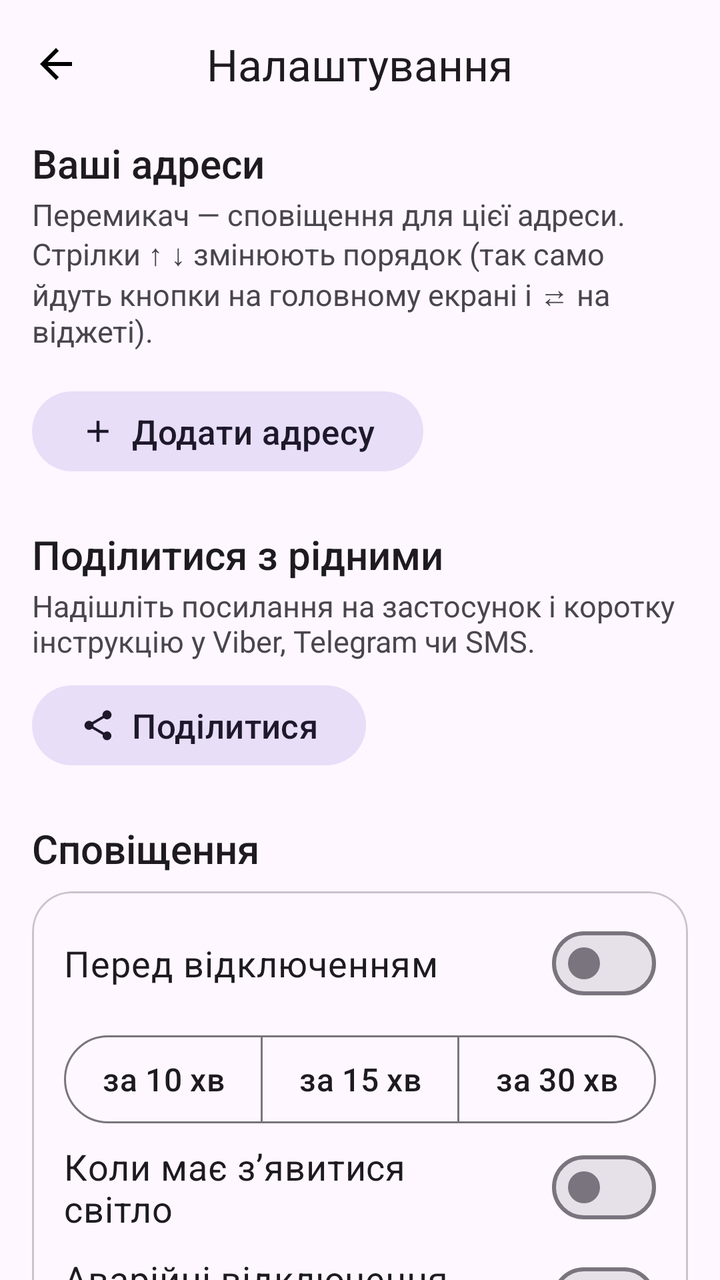
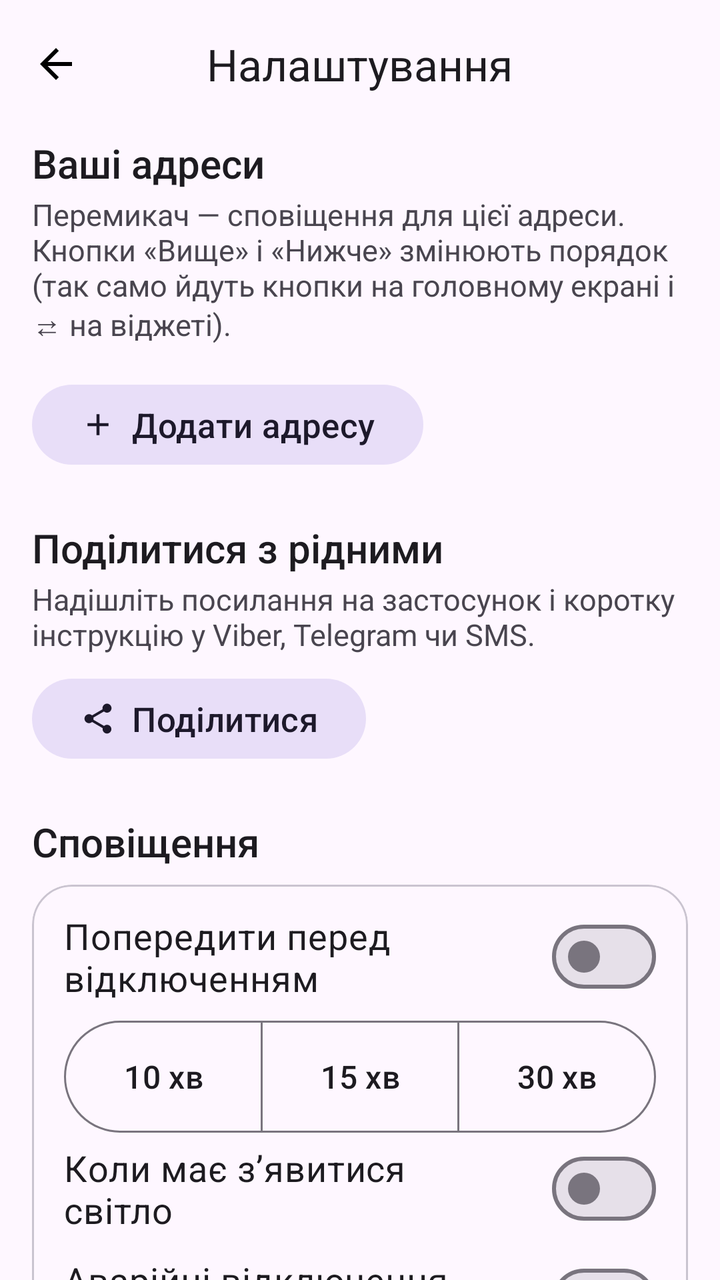

Two renders of the same Android screen: before a commit and after it. Below are the layout's source before the change and the commit's diff.
<!-- AndroidManifest.xml: application theme AppTheme -->
<!-- res/layout/activity_settings.xml -->
<?xml version="1.0" encoding="utf-8"?>

<LinearLayout xmlns:android="http://schemas.android.com/apk/res/android"
    xmlns:app="http://schemas.android.com/apk/res-auto"
    android:id="@+id/settings_root"
    android:layout_width="match_parent"
    android:layout_height="match_parent"
    android:orientation="vertical">

    <com.google.android.material.appbar.MaterialToolbar
        android:id="@+id/toolbar"
        android:layout_width="match_parent"
        android:layout_height="?attr/actionBarSize"
        app:navigationContentDescription="Назад"
        app:navigationIcon="@drawable/ic_arrow_back"
        app:titleCentered="true"
        app:title="Налаштування" />

    <androidx.core.widget.NestedScrollView
        android:layout_width="match_parent"
        android:layout_height="0dp"
        android:layout_weight="1">

        <LinearLayout
            android:id="@+id/settings_content"
            android:layout_width="match_parent"
            android:layout_height="wrap_content"
            android:orientation="vertical"
            android:paddingStart="16dp"
            android:paddingTop="4dp"
            android:paddingEnd="16dp"
            android:paddingBottom="24dp">

            
            <TextView
                android:layout_width="match_parent"
                android:layout_height="wrap_content"
                android:fontFamily="sans-serif-medium"
                android:text="Ваші адреси"
                android:textColor="?attr/colorOnSurface"
                android:textSize="20sp" />

            <TextView
                android:layout_width="match_parent"
                android:layout_height="wrap_content"
                android:layout_marginTop="2dp"
                android:layout_marginBottom="8dp"
                android:text="Перемикач — сповіщення для цієї адреси. Стрілки ↑ ↓ змінюють порядок (так само йдуть кнопки на головному екрані і ⇄ на віджеті)."
                android:textColor="?attr/colorOnSurfaceVariant"
                android:textSize="15sp" />

            <com.google.android.material.card.MaterialCardView
                style="?attr/materialCardViewOutlinedStyle"
                android:layout_width="match_parent"
                android:layout_height="wrap_content"
                app:cardCornerRadius="20dp">

                <LinearLayout
                    android:id="@+id/addr_list"
                    android:layout_width="match_parent"
                    android:layout_height="wrap_content"
                    android:orientation="vertical" />
            </com.google.android.material.card.MaterialCardView>

            <com.google.android.material.button.MaterialButton
                android:id="@+id/btn_add"
                style="@style/Widget.Material3.Button.TonalButton"
                android:layout_width="wrap_content"
                android:layout_height="wrap_content"
                android:layout_marginTop="8dp"
                android:text="Додати адресу"
                android:textSize="17sp"
                app:icon="@drawable/ic_add" />

            
            <TextView
                android:layout_width="match_parent"
                android:layout_height="wrap_content"
                android:layout_marginTop="24dp"
                android:fontFamily="sans-serif-medium"
                android:text="Поділитися з рідними"
                android:textColor="?attr/colorOnSurface"
                android:textSize="20sp" />

            <TextView
                android:layout_width="match_parent"
                android:layout_height="wrap_content"
                android:layout_marginTop="2dp"
                android:text="Надішліть посилання на застосунок і коротку інструкцію у Viber, Telegram чи SMS."
                android:textColor="?attr/colorOnSurfaceVariant"
                android:textSize="15sp" />

            <com.google.android.material.button.MaterialButton
                android:id="@+id/btn_share"
                style="@style/Widget.Material3.Button.TonalButton"
                android:layout_width="wrap_content"
                android:layout_height="wrap_content"
                android:layout_marginTop="8dp"
                android:text="Поділитися"
                android:textSize="17sp"
                app:icon="@drawable/ic_share" />

            
            <TextView
                android:layout_width="match_parent"
                android:layout_height="wrap_content"
                android:layout_marginTop="24dp"
                android:layout_marginBottom="8dp"
                android:fontFamily="sans-serif-medium"
                android:text="Сповіщення"
                android:textColor="?attr/colorOnSurface"
                android:textSize="20sp" />

            <com.google.android.material.card.MaterialCardView
                style="?attr/materialCardViewOutlinedStyle"
                android:layout_width="match_parent"
                android:layout_height="wrap_content"
                app:cardCornerRadius="20dp">

                <LinearLayout
                    android:layout_width="match_parent"
                    android:layout_height="wrap_content"
                    android:orientation="vertical"
                    android:paddingStart="16dp"
                    android:paddingTop="8dp"
                    android:paddingEnd="16dp"
                    android:paddingBottom="12dp">

                    <com.google.android.material.materialswitch.MaterialSwitch
                        android:id="@+id/sw_before"
                        android:layout_width="match_parent"
                        android:layout_height="wrap_content"
                        android:minHeight="56dp"
                        android:text="Перед відключенням"
                        android:textSize="18sp" />

                    <com.google.android.material.button.MaterialButtonToggleGroup
                        android:id="@+id/tg_lead"
                        android:layout_width="match_parent"
                        android:layout_height="wrap_content"
                        android:layout_marginTop="4dp"
                        app:selectionRequired="true"
                        app:singleSelection="true">

                        <com.google.android.material.button.MaterialButton
                            android:id="@+id/chip_10"
                            style="?attr/materialButtonOutlinedStyle"
                            android:layout_width="0dp"
                            android:layout_height="wrap_content"
                            android:layout_weight="1"
                            android:minHeight="52dp"
                            android:paddingStart="4dp"
                            android:paddingEnd="4dp"
                            android:text="за 10 хв"
                            android:textSize="16sp" />

                        <com.google.android.material.button.MaterialButton
                            android:id="@+id/chip_15"
                            style="?attr/materialButtonOutlinedStyle"
                            android:layout_width="0dp"
                            android:layout_height="wrap_content"
                            android:layout_weight="1"
                            android:minHeight="52dp"
                            android:paddingStart="4dp"
                            android:paddingEnd="4dp"
                            android:text="за 15 хв"
                            android:textSize="16sp" />

                        <com.google.android.material.button.MaterialButton
                            android:id="@+id/chip_30"
                            style="?attr/materialButtonOutlinedStyle"
                            android:layout_width="0dp"
                            android:layout_height="wrap_content"
                            android:layout_weight="1"
                            android:minHeight="52dp"
                            android:paddingStart="4dp"
                            android:paddingEnd="4dp"
                            android:text="за 30 хв"
                            android:textSize="16sp" />
                    </com.google.android.material.button.MaterialButtonToggleGroup>

                    <com.google.android.material.materialswitch.MaterialSwitch
                        android:id="@+id/sw_return"
                        android:layout_width="match_parent"
                        android:layout_height="wrap_content"
                        android:minHeight="56dp"
                        android:text="Коли має зʼявитися світло"
                        android:textSize="18sp" />

                    <com.google.android.material.materialswitch.MaterialSwitch
                        android:id="@+id/sw_emergency"
                        android:layout_width="match_parent"
                        android:layout_height="wrap_content"
                        android:minHeight="56dp"
                        android:text="Аварійні відключення (ГАВ, СГАВ)"
                        android:textSize="18sp" />

                    <com.google.android.material.materialswitch.MaterialSwitch
                        android:id="@+id/sw_schedule"
                        android:layout_width="match_parent"
                        android:layout_height="wrap_content"
                        android:minHeight="56dp"
                        android:text="Зміни графіка і графік на завтра"
                        android:textSize="18sp" />

                    <TextView
                        android:layout_width="match_parent"
                        android:layout_height="wrap_content"
                        android:layout_marginTop="12dp"
                        android:text="Перевіряти графік на сайті"
                        android:textColor="?attr/colorOnSurface"
                        android:textSize="18sp" />

                    <com.google.android.material.button.MaterialButtonToggleGroup
                        android:id="@+id/tg_interval"
                        android:layout_width="match_parent"
                        android:layout_height="wrap_content"
                        android:layout_marginTop="4dp"
                        app:selectionRequired="true"
                        app:singleSelection="true">

                        <com.google.android.material.button.MaterialButton
                            android:id="@+id/btn_int_10"
                            style="?attr/materialButtonOutlinedStyle"
                            android:layout_width="0dp"
                            android:layout_height="wrap_content"
                            android:layout_weight="1"
                            android:minHeight="52dp"
                            android:paddingStart="4dp"
                            android:paddingEnd="4dp"
                            android:text="кожні 10 хв"
                            android:textSize="16sp" />

                        <com.google.android.material.button.MaterialButton
                            android:id="@+id/btn_int_5"
                            style="?attr/materialButtonOutlinedStyle"
                            android:layout_width="0dp"
                            android:layout_height="wrap_content"
                            android:layout_weight="1"
                            android:minHeight="52dp"
                            android:paddingStart="4dp"
                            android:paddingEnd="4dp"
                            android:text="кожні 5 хв"
                            android:textSize="16sp" />
                    </com.google.android.material.button.MaterialButtonToggleGroup>

                    <TextView
                        android:layout_width="match_parent"
                        android:layout_height="wrap_content"
                        android:layout_marginTop="4dp"
                        android:text="Поки екран увімкнений. Також дані оновлюються щоразу, коли ви відкриваєте застосунок."
                        android:textColor="?attr/colorOnSurfaceVariant"
                        android:textSize="15sp" />

                    <TextView
                        android:id="@+id/m_battery_hint"
                        android:layout_width="match_parent"
                        android:layout_height="wrap_content"
                        android:layout_marginTop="16dp"
                        android:textColor="?attr/colorOnSurfaceVariant"
                        android:textSize="15sp" />

                    <com.google.android.material.button.MaterialButton
                        android:id="@+id/btn_battery"
                        style="@style/Widget.Material3.Button.TextButton"
                        android:layout_width="match_parent"
                        android:gravity="start|center_vertical"
                        android:paddingStart="0dp"
                        android:layout_height="wrap_content"
                        android:text="Дозволити роботу у фоні"
                        android:textSize="16sp" />

                    <com.google.android.material.button.MaterialButton
                        android:id="@+id/btn_autostart"
                        style="@style/Widget.Material3.Button.TextButton"
                        android:layout_width="match_parent"
                        android:gravity="start|center_vertical"
                        android:paddingStart="0dp"
                        android:layout_height="wrap_content"
                        android:text="Xiaomi: увімкнути «Автозапуск»"
                        android:textSize="16sp"
                        android:visibility="gone" />

                    <com.google.android.material.button.MaterialButton
                        android:id="@+id/btn_miui_popup"
                        style="@style/Widget.Material3.Button.TextButton"
                        android:layout_width="match_parent"
                        android:gravity="start|center_vertical"
                        android:paddingStart="0dp"
                        android:layout_height="wrap_content"
                        android:text="Xiaomi: дозволити відкриття з віджета"
                        android:textSize="16sp"
                        android:visibility="gone" />
                </LinearLayout>
            </com.google.android.material.card.MaterialCardView>

            
            <TextView
                android:layout_width="match_parent"
                android:layout_height="wrap_content"
                android:layout_marginTop="24dp"
                android:layout_marginBottom="8dp"
                android:fontFamily="sans-serif-medium"
                android:text="Віджети"
                android:textColor="?attr/colorOnSurface"
                android:textSize="20sp" />

            <com.google.android.material.card.MaterialCardView
                style="?attr/materialCardViewOutlinedStyle"
                android:layout_width="match_parent"
                android:layout_height="wrap_content"
                app:cardCornerRadius="20dp">

                <LinearLayout
                    android:layout_width="match_parent"
                    android:layout_height="wrap_content"
                    android:orientation="vertical"
                    android:padding="16dp">

                    <TextView
                        android:layout_width="match_parent"
                        android:layout_height="wrap_content"
                        android:text="Розмір тексту на віджеті"
                        android:textColor="?attr/colorOnSurface"
                        android:textSize="18sp" />

                    <com.google.android.material.button.MaterialButtonToggleGroup
                        android:id="@+id/tg_wscale"
                        android:layout_width="match_parent"
                        android:layout_height="wrap_content"
                        android:layout_marginTop="8dp"
                        app:selectionRequired="true"
                        app:singleSelection="true">

                        <com.google.android.material.button.MaterialButton
                            android:id="@+id/chip_ws_s"
                            style="?attr/materialButtonOutlinedStyle"
                            android:layout_width="0dp"
                            android:layout_height="wrap_content"
                            android:layout_weight="1"
                            android:minHeight="52dp"
                            android:paddingStart="4dp"
                            android:paddingEnd="4dp"
                            android:text="A"
                            android:textSize="15sp" />

                        <com.google.android.material.button.MaterialButton
                            android:id="@+id/chip_ws_m"
                            style="?attr/materialButtonOutlinedStyle"
                            android:layout_width="0dp"
                            android:layout_height="wrap_content"
                            android:layout_weight="1"
                            android:minHeight="52dp"
                            android:paddingStart="4dp"
                            android:paddingEnd="4dp"
                            android:text="A"
                            android:textSize="19sp" />

                        <com.google.android.material.button.MaterialButton
                            android:id="@+id/chip_ws_l"
                            style="?attr/materialButtonOutlinedStyle"
                            android:layout_width="0dp"
                            android:layout_height="wrap_content"
                            android:layout_weight="1"
                            android:minHeight="52dp"
                            android:paddingStart="4dp"
                            android:paddingEnd="4dp"
                            android:text="A"
                            android:textSize="23sp" />

                        <com.google.android.material.button.MaterialButton
                            android:id="@+id/chip_ws_xl"
                            style="?attr/materialButtonOutlinedStyle"
                            android:layout_width="0dp"
                            android:layout_height="wrap_content"
                            android:layout_weight="1"
                            android:minHeight="52dp"
                            android:paddingStart="4dp"
                            android:paddingEnd="4dp"
                            android:text="A"
                            android:textSize="27sp" />
                    </com.google.android.material.button.MaterialButtonToggleGroup>

                    <TextView
                        android:id="@+id/m_wscale"
                        android:layout_width="match_parent"
                        android:layout_height="wrap_content"
                        android:layout_marginTop="4dp"
                        android:gravity="center"
                        android:textColor="?attr/colorOnSurfaceVariant"
                        android:textSize="15sp" />

                    <TextView
                        android:layout_width="match_parent"
                        android:layout_height="wrap_content"
                        android:layout_marginTop="12dp"
                        android:text="Утримуйте палець на порожньому місці головного екрана → «Віджети» → «Світло». Є два розміри: великий (4×2) і квадратний (2×2). Новий віджет показує першу адресу зі списку вище.&#10;&#10;Колір віджета показує статус: зелений — світло є, жовтий — можливе відключення, червоний — світла немає.&#10;&#10;Якщо розтягнути великий віджет, він покаже більше найближчих годин.&#10;&#10;Щоб перемкнути адресу на віджеті (Дім ⇄ Робота), торкніться значка ⇄ вгорі віджета. Торкання решти віджета відкриває застосунок на цій адресі.&#10;&#10;Дані на віджеті оновлюються самі приблизно кожні 10 хвилин."
                        android:textColor="?attr/colorOnSurface"
                        android:textSize="16sp" />
                </LinearLayout>
            </com.google.android.material.card.MaterialCardView>

            <TextView
                android:layout_width="match_parent"
                android:layout_height="wrap_content"
                android:layout_marginTop="20dp"
                android:gravity="center"
                android:text="Дані: off.energy.mk.ua (АТ «Миколаївобленерго»). Застосунок показує офіційний графік і не може перевірити, чи справді є світло у вашому будинку."
                android:textColor="?attr/colorOnSurfaceVariant"
                android:textSize="14sp" />

            <com.google.android.material.button.MaterialButton
                android:id="@+id/btn_site"
                style="@style/Widget.Material3.Button.TextButton"
                android:layout_width="wrap_content"
                android:layout_height="wrap_content"
                android:layout_gravity="center_horizontal"
                android:text="Відкрити сайт"
                android:textSize="16sp" />

            <TextView
                android:id="@+id/m_version"
                android:layout_width="match_parent"
                android:layout_height="wrap_content"
                android:gravity="center"
                android:textColor="?attr/colorOnSurfaceVariant"
                android:textSize="14sp" />
        </LinearLayout>
    </androidx.core.widget.NestedScrollView>
</LinearLayout>
<!-- resources referenced by this layout -->
<resources>
  <!-- drawable ic_add (drawable) -->
  <?xml version="1.0" encoding="utf-8"?>
  <vector xmlns:android="http://schemas.android.com/apk/res/android"
      android:width="24dp"
      android:height="24dp"
      android:viewportWidth="24"
      android:viewportHeight="24">
      <path android:fillColor="#FF000000" android:pathData="M19,13h-6v6h-2v-6H5v-2h6V5h2v6h6v2z" />
  </vector>
  <!-- drawable ic_arrow_back (drawable) -->
  <?xml version="1.0" encoding="utf-8"?>
  <vector xmlns:android="http://schemas.android.com/apk/res/android"
      android:width="24dp"
      android:height="24dp"
      android:viewportWidth="24"
      android:viewportHeight="24">
      <path android:fillColor="#FF000000" android:pathData="M20,11H7.83l5.59,-5.59L12,4l-8,8 8,8 1.41,-1.41L7.83,13H20v-2z" />
  </vector>
  <!-- drawable ic_share (drawable) -->
  <?xml version="1.0" encoding="utf-8"?>
  <vector xmlns:android="http://schemas.android.com/apk/res/android"
      android:width="24dp"
      android:height="24dp"
      android:viewportWidth="24"
      android:viewportHeight="24">
      <path android:fillColor="#FF000000" android:pathData="M18,16.08c-0.76,0 -1.44,0.3 -1.96,0.77L8.91,12.7c0.05,-0.23 0.09,-0.46 0.09,-0.7s-0.04,-0.47 -0.09,-0.7l7.05,-4.11c0.54,0.5 1.25,0.81 2.04,0.81 1.66,0 3,-1.34 3,-3s-1.34,-3 -3,-3 -3,1.34 -3,3c0,0.24 0.04,0.47 0.09,0.7L8.04,9.81C7.5,9.31 6.79,9 6,9c-1.66,0 -3,1.34 -3,3s1.34,3 3,3c0.79,0 1.5,-0.31 2.04,-0.81l7.12,4.16c-0.05,0.21 -0.08,0.43 -0.08,0.65 0,1.61 1.31,2.92 2.92,2.92 1.61,0 2.92,-1.31 2.92,-2.92s-1.31,-2.92 -2.92,-2.92z" />
  </vector>
  <style name="AppTheme" parent="Theme.Material3.DayNight.NoActionBar">
          <item name="android:statusBarColor">?attr/colorSurface</item>
          <item name="android:windowLightStatusBar">@bool/light_bars</item>
      </style>
</resources>

<!-- the commit's change to res/layout/activity_settings.xml (unified diff, before → after) -->
@@ -45,7 +45,7 @@
                 android:layout_height="wrap_content"
                 android:layout_marginTop="2dp"
                 android:layout_marginBottom="8dp"
-                android:text="Перемикач — сповіщення для цієї адреси. Стрілки ↑ ↓ змінюють порядок (так само йдуть кнопки на головному екрані і ⇄ на віджеті)."
+                android:text="Перемикач — сповіщення для цієї адреси. Кнопки «Вище» і «Нижче» змінюють порядок (так само йдуть кнопки на головному екрані і ⇄ на віджеті)."
                 android:textColor="?attr/colorOnSurfaceVariant"
                 android:textSize="15sp" />
 
@@ -131,7 +131,7 @@
                         android:layout_width="match_parent"
                         android:layout_height="wrap_content"
                         android:minHeight="56dp"
-                        android:text="Перед відключенням"
+                        android:text="Попередити перед відключенням"
                         android:textSize="18sp" />
 
                     <com.google.android.material.button.MaterialButtonToggleGroup
@@ -146,36 +146,42 @@
                             android:id="@+id/chip_10"
                             style="?attr/materialButtonOutlinedStyle"
                             android:layout_width="0dp"
-                            android:layout_height="wrap_content"
-                            android:layout_weight="1"
-                            android:minHeight="52dp"
-                            android:paddingStart="4dp"
-                            android:paddingEnd="4dp"
-                            android:text="за 10 хв"
+                            android:layout_height="56dp"
+                            android:layout_weight="1"
+                            android:insetTop="0dp"
+                            android:insetBottom="0dp"
+                            android:maxLines="1"
+                            android:paddingStart="4dp"
+                            android:paddingEnd="4dp"
+                            android:text="10 хв"
                             android:textSize="16sp" />
 
                         <com.google.android.material.button.MaterialButton
                             android:id="@+id/chip_15"
                             style="?attr/materialButtonOutlinedStyle"
                             android:layout_width="0dp"
-                            android:layout_height="wrap_content"
-                            android:layout_weight="1"
-                            android:minHeight="52dp"
-                            android:paddingStart="4dp"
-                            android:paddingEnd="4dp"
-                            android:text="за 15 хв"
+                            android:layout_height="56dp"
+                            android:layout_weight="1"
+                            android:insetTop="0dp"
+                            android:insetBottom="0dp"
+                            android:maxLines="1"
+                            android:paddingStart="4dp"
+                            android:paddingEnd="4dp"
+                            android:text="15 хв"
                             android:textSize="16sp" />
 
                         <com.google.android.material.button.MaterialButton
                             android:id="@+id/chip_30"
                             style="?attr/materialButtonOutlinedStyle"
                             android:layout_width="0dp"
-                            android:layout_height="wrap_content"
-                            android:layout_weight="1"
-                            android:minHeight="52dp"
-                            android:paddingStart="4dp"
-                            android:paddingEnd="4dp"
-                            android:text="за 30 хв"
+                            android:layout_height="56dp"
+                            android:layout_weight="1"
+                            android:insetTop="0dp"
+                            android:insetBottom="0dp"
+                            android:maxLines="1"
+                            android:paddingStart="4dp"
+                            android:paddingEnd="4dp"
+                            android:text="30 хв"
                             android:textSize="16sp" />
                     </com.google.android.material.button.MaterialButtonToggleGroup>
 
@@ -223,9 +229,11 @@
                             android:id="@+id/btn_int_10"
                             style="?attr/materialButtonOutlinedStyle"
                             android:layout_width="0dp"
-                            android:layout_height="wrap_content"
-                            android:layout_weight="1"
-                            android:minHeight="52dp"
+                            android:layout_height="56dp"
+                            android:layout_weight="1"
+                            android:insetTop="0dp"
+                            android:insetBottom="0dp"
+                            android:maxLines="1"
                             android:paddingStart="4dp"
                             android:paddingEnd="4dp"
                             android:text="кожні 10 хв"
@@ -235,9 +243,11 @@
                             android:id="@+id/btn_int_5"
                             style="?attr/materialButtonOutlinedStyle"
                             android:layout_width="0dp"
-                            android:layout_height="wrap_content"
-                            android:layout_weight="1"
-                            android:minHeight="52dp"
+                            android:layout_height="56dp"
+                            android:layout_weight="1"
+                            android:insetTop="0dp"
+                            android:insetBottom="0dp"
+                            android:maxLines="1"
                             android:paddingStart="4dp"
                             android:paddingEnd="4dp"
                             android:text="кожні 5 хв"
@@ -336,9 +346,11 @@
                             android:id="@+id/chip_ws_s"
                             style="?attr/materialButtonOutlinedStyle"
                             android:layout_width="0dp"
-                            android:layout_height="wrap_content"
-                            android:layout_weight="1"
-                            android:minHeight="52dp"
+                            android:layout_height="56dp"
+                            android:layout_weight="1"
+                            android:insetTop="0dp"
+                            android:insetBottom="0dp"
+                            android:maxLines="1"
                             android:paddingStart="4dp"
                             android:paddingEnd="4dp"
                             android:text="A"
@@ -348,9 +360,11 @@
                             android:id="@+id/chip_ws_m"
                             style="?attr/materialButtonOutlinedStyle"
                             android:layout_width="0dp"
-                            android:layout_height="wrap_content"
-                            android:layout_weight="1"
-                            android:minHeight="52dp"
+                            android:layout_height="56dp"
+                            android:layout_weight="1"
+                            android:insetTop="0dp"
+                            android:insetBottom="0dp"
+                            android:maxLines="1"
                             android:paddingStart="4dp"
                             android:paddingEnd="4dp"
                             android:text="A"
@@ -360,9 +374,11 @@
                             android:id="@+id/chip_ws_l"
                             style="?attr/materialButtonOutlinedStyle"
                             android:layout_width="0dp"
-                            android:layout_height="wrap_content"
-                            android:layout_weight="1"
-                            android:minHeight="52dp"
+                            android:layout_height="56dp"
+                            android:layout_weight="1"
+                            android:insetTop="0dp"
+                            android:insetBottom="0dp"
+                            android:maxLines="1"
                             android:paddingStart="4dp"
                             android:paddingEnd="4dp"
                             android:text="A"
@@ -372,9 +388,11 @@
                             android:id="@+id/chip_ws_xl"
                             style="?attr/materialButtonOutlinedStyle"
                             android:layout_width="0dp"
-                            android:layout_height="wrap_content"
-                            android:layout_weight="1"
-                            android:minHeight="52dp"
+                            android:layout_height="56dp"
+                            android:layout_weight="1"
+                            android:insetTop="0dp"
+                            android:insetBottom="0dp"
+                            android:maxLines="1"
                             android:paddingStart="4dp"
                             android:paddingEnd="4dp"
                             android:text="A"
